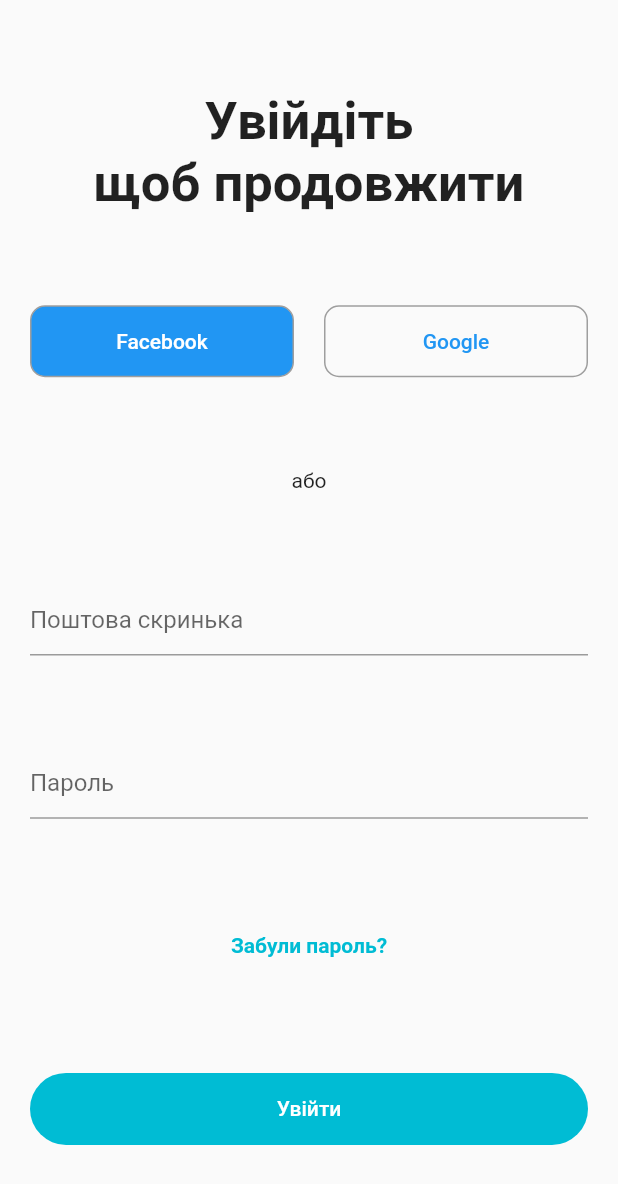
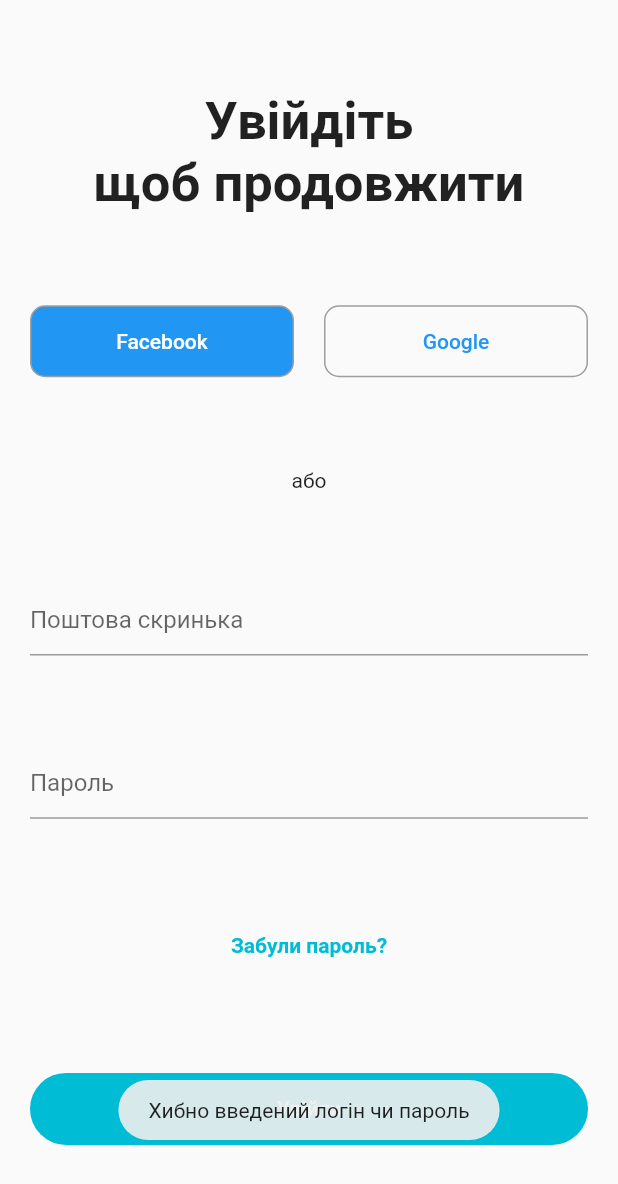
Before and after one commit to lMaxiCl/test_task_for_omisoft, a Flutter app: the screen it shows after launch, after a tap on "Увійти", on a phone screen of 412 x 824 dp. Shown: the top 1184 px of the screen. Run offline on Flutter 3.47's test engine with Material 2 defaults, Android fonts, the phone set to English and light mode, and no system bars; our stand-ins replace flutter_secure_storage, fluttertoast; accounts and stored records are empty.

Commit message:
fixed some mistakes

```diff
--- a/lib/AppData.dart
+++ /dev/null
@@ -1,58 +0,0 @@
-import 'dart:convert';
-import 'dart:io';
-
-import 'package:flutter/material.dart';
-import 'package:http/http.dart' as http;
-
-class AppData extends ChangeNotifier {
-  String tokenData;
-  String someData = 'Nothing Yet';
-  static const String _baseURL = 'http://ualegion.com:8050';
-
-  void getToken(String email, String password) async {
-    //Логика получения токена
-    const String _getTokenPath = '/api/v1/security/auth';
-    try {
-      final response = await http.post(_baseURL + _getTokenPath,
-          headers: {'content-type': 'application/json'},
-          body: json.encode({"email": email, "password": password}));
-
-      if (response.statusCode == 201) {
-        tokenData = json.decode(response.body)['token'];
-        print(tokenData);
-        getSomeData();
-      } else
-        print('Unhandled response code: ${response.statusCode} ' +
-            json.decode(response.body).toString());
-    } catch (e) {
-      print(e);
-    }
-  }
-
-  void getRidOfToken() {
-    //Вроде как зачищает токен
-    tokenData = null;
-    notifyListeners();
-  }
-
-  void getSomeData() async {
-    const String _somePath = '/api/v1/users/me';
-    try {
-      final response = await http.get(
-        _baseURL + _somePath,
-        headers: {
-          'content-type': 'application/json',
-          HttpHeaders.authorizationHeader: 'Bearer $tokenData'
-        },
-      );
-      if (response.statusCode == 200) {
-        someData = json.decode(response.body).toString();
-      } else
-        print('Unhandled response code: ${response.statusCode} ' +
-            json.decode(response.body).toString());
-    } catch (e) {
-      print(e);
-    }
-    notifyListeners();
-  }
-}
--- a/lib/Screens/LogInScreen.dart
+++ b/lib/Screens/LogInScreen.dart
@@ -3,12 +3,11 @@ import 'dart:ui';
 import 'package:flutter/material.dart';
 import 'package:fluttertoast/fluttertoast.dart';
 import 'package:provider/provider.dart';
-import 'package:test_task_for_omisoft/AppData.dart';
+import 'package:test_task_for_omisoft/ViewModel.dart';
 
 class LogInScreen extends StatelessWidget {
   static const String id = 'LOG_IN_SCREEN';
-  final TextEditingController _emailController = TextEditingController();
-  final TextEditingController _passwordController = TextEditingController();
+
   @override
   Widget build(BuildContext context) {
     return SafeArea(
@@ -74,7 +73,7 @@ class LogInScreen extends StatelessWidget {
               child: TextField(
                 decoration: InputDecoration(hintText: 'Поштова скринька'),
                 keyboardType: TextInputType.emailAddress,
-                controller: _emailController,
+                controller: Provider.of<ViewModel>(context).emailController,
               ),
             ),
             Padding(
@@ -83,11 +82,13 @@ class LogInScreen extends StatelessWidget {
                 decoration: InputDecoration(hintText: 'Пароль'),
                 keyboardType: TextInputType.text,
                 obscureText: true,
-                controller: _passwordController,
+                controller: Provider.of<ViewModel>(context).passwordController,
               ),
             ),
             TextButton(
-              onPressed: () => Fluttertoast.showToast(msg: 'Правда забули?'),
+              onPressed: () {
+                Fluttertoast.showToast(msg: 'Правда забули?');
+              },
               child: Text(
                 'Забули пароль?',
                 style:
@@ -107,10 +108,7 @@ class LogInScreen extends StatelessWidget {
                     ),
                     child: TextButton(
                       onPressed: () {
-                        Provider.of<AppData>(context, listen: false).getToken(
-                            _emailController.text, _passwordController.text);
-                        _emailController.clear();
-                        _passwordController.clear();
+                        Provider.of<ViewModel>(context, listen: false).logIn();
                       },
                       child: Text(
                         'Увійти',
--- /dev/null
+++ b/lib/ViewModel.dart
@@ -0,0 +1,102 @@
+import 'package:flutter/material.dart';
+import 'package:flutter_secure_storage/flutter_secure_storage.dart';
+import 'package:fluttertoast/fluttertoast.dart';
+
+import 'userModel.dart';
+
+class ViewModel extends ChangeNotifier {
+  //Насколько я понял вью модель не должна хранить в себе какой либо стейт
+  //Но я всё равно храню тут стейт который напрямую влияет на отображение
+  //Вроде, это не правильно, но ничего получше придумать не смог
+  final TextEditingController emailController = TextEditingController();
+  final TextEditingController passwordController = TextEditingController();
+
+  final storage = FlutterSecureStorage();
+  bool isLoading = false;
+  User currentUser;
+
+  //Calls once when app starts
+  void tryToLogInWithStorageToken() async {
+    String _token = await storage.read(key: 'token');
+    if (_token != null && currentUser == null) {
+      isLoading = true;
+      var _userData = await User.getUserData(_token);
+      switch (_userData) {
+        case 'unauthorised':
+          {
+            Fluttertoast.showToast(
+                msg: 'Токен протух, намагаюсь отримати новий');
+            //Наверное, тут бы хорошо смотрелась функция рефреш токин
+            break;
+          }
+        case 'unknown':
+          {
+            Fluttertoast.showToast(
+                msg: 'Невідома помилка при переаутентифікації');
+            break;
+          }
+        default:
+          {
+            //Создаю нового локального юзера если всё норм с токеном
+            Fluttertoast.showToast(msg: 'Автоматично переаутентифіковано');
+            currentUser = User.login(_token, _userData);
+          }
+      }
+      isLoading = false;
+      notifyListeners();
+    }
+  }
+
+  //Logs user in with email and password
+  void logIn() async {
+    isLoading = true;
+    String _token = await User.getTokenViaEmailAndPassword(
+      emailController.text.trim(),
+      passwordController.text.trim(),
+    );
+    //Обрабатываю ошибки и вовзвращаю локального юзера если всё норм
+    switch (_token) {
+      case 'validation_error':
+        {
+          Fluttertoast.showToast(
+            msg: 'Хибно введений логін чи пароль',
+          );
+          break;
+        }
+      case 'wrong_email_or_password':
+        {
+          Fluttertoast.showToast(
+            msg:
+                'Данний користувач не зареєстрований на платформі, або пароль не вірний',
+          );
+          break;
+        }
+      case 'unhandled_error':
+        {
+          Fluttertoast.showToast(
+            msg: 'Виникла помилка на сервері, спробуйте через деякий час',
+          );
+          break;
+        }
+      default:
+        {
+          Map<String, dynamic> _userData = await User.getUserData(_token);
+          currentUser = User.login(_token, _userData);
+          await storage.write(key: 'token', value: currentUser.tokenData);
+          emailController.clear();
+          passwordController.clear();
+          isLoading = false;
+          notifyListeners();
+        }
+    }
+  }
+
+  //Deletes user
+  void getRidOfUser() async {
+    isLoading = true;
+    currentUser = null;
+    await storage.delete(key: 'token');
+    isLoading = false;
+    notifyListeners();
+  }
+}
--- /dev/null
+++ b/lib/constants.dart
@@ -0,0 +1,3 @@
+const String baseURL = 'http://ualegion.com:8050';
+const String getTokenURL = '/api/v1/security/auth';
+const String getUserInfoURL = '/api/v1/users/me';
--- a/lib/main.dart
+++ b/lib/main.dart
@@ -3,19 +3,17 @@ import 'package:provider/provider.dart';
 import 'package:test_task_for_omisoft/Screens/LogInScreen.dart';
 import 'package:test_task_for_omisoft/Screens/MainScreen.dart';
 
-import 'AppData.dart';
+import 'ViewModel.dart';
 
 void main() {
   runApp(MainApp());
 }
 
 class MainApp extends StatelessWidget {
-  final AppData _data = AppData();
-
   @override
   Widget build(BuildContext context) {
-    return ChangeNotifierProvider<AppData>(
-      create: (context) => _data,
+    return ChangeNotifierProvider<ViewModel>(
+      create: (context) => ViewModel(),
       child: MaterialApp(
         title: 'Test task for OmiSoft',
         theme: ThemeData(
@@ -31,8 +29,21 @@ class MainApp extends StatelessWidget {
 class Root extends StatelessWidget {
   @override
   Widget build(BuildContext context) {
-    return Provider.of<AppData>(context).tokenData == null
-        ? LogInScreen()
-        : MainAppScreen();
+    //Эта штука должна вызываться только 1 раз, но я не уверен, что она так работает
+    Provider.of<ViewModel>(context).tryToLogInWithStorageToken();
+    //
+    if (Provider.of<ViewModel>(context).isLoading) {
+      return Scaffold(
+        body: Center(
+          child: CircularProgressIndicator(),
+        ),
+      );
+    }
+    //Проверяет юзера и выбирает что рендерить
+    if (Provider.of<ViewModel>(context).currentUser != null) {
+      return MainAppScreen();
+    } else {
+      return LogInScreen();
+    }
   }
 }
--- /dev/null
+++ b/lib/userModel.dart
@@ -0,0 +1,111 @@
+import 'dart:convert';
+import 'dart:io';
+
+import 'package:http/http.dart' as http;
+
+import 'constants.dart';
+
+class User {
+  Map<String, dynamic> someData = {};
+  String tokenData;
+  int id;
+  String email;
+  String firstName;
+  String lastName;
+  String role;
+  String photoURL;
+
+  User(
+      {this.tokenData,
+      this.id,
+      this.email,
+      this.firstName,
+      this.lastName,
+      this.role,
+      this.photoURL});
+
+  //Конструктор позволяющий передать в него полученый json
+  factory User.login(String token, Map<String, dynamic> info) {
+    return User(
+      tokenData: token,
+      id: info['id'],
+      email: info['email'],
+      firstName: info['first_name'],
+      lastName: info['last_name'],
+      role: info['role'],
+      photoURL: info['photo_url'],
+    );
+  }
+
+  static Future<String> getTokenFromStorage(storage) async {
+    String _oldToken = await storage.read(key: 'token');
+    if (_oldToken != null) {
+      return _oldToken;
+    } else {
+      return null;
+    }
+  }
+
+  static dynamic getUserData(String token) async {
+    final _response = await http.get(
+      baseURL + getUserInfoURL,
+      headers: {
+        'content-type': 'application/json',
+        HttpHeaders.authorizationHeader: 'Bearer $token'
+      },
+    );
+    switch (_response.statusCode) {
+      case 401:
+        {
+          return 'unauthorised';
+        }
+      case 200:
+        {
+          return jsonDecode(_response.body);
+        }
+      default:
+        {
+          return 'unknown';
+        }
+    }
+  }
+
+  static String checkEmailAndPassword(String email, String password) {
+    RegExp _emailValidator = RegExp(r"^[\w-\.]+@([\w-]+\.)+[\w-]{2,4}$");
+    RegExp _passwordValidator =
+        RegExp(r"(?=.*[0-9])(?=.*[a-z])[0-9a-zA-Z]{6,}");
+    if (_emailValidator.hasMatch(email) &&
+        _passwordValidator.hasMatch(password)) {
+      return 'success';
+    } else
+      return 'fail';
+  }
+
+  static Future<String> getTokenViaEmailAndPassword(
+      String email, String password) async {
+    //Логика получения токена
+    switch (checkEmailAndPassword(email, password)) {
+      case 'success':
+        final _response = await http.post(baseURL + getTokenURL,
+            headers: {'content-type': 'application/json'},
+            body: json.encode({"email": email, "password": password}));
+        switch (_response.statusCode) {
+          case 201:
+            {
+              return json.decode(_response.body)['token'];
+            }
+          case 400:
+            {
+              return 'wrong_email_or_password';
+            }
+          default:
+            {
+              return 'unhandled_error';
+            }
+        }
+        break;
+      case 'fail':
+        return 'validation_error';
+    }
+  }
+}
--- a/pubspec.yaml
+++ b/pubspec.yaml
@@ -21,6 +21,7 @@ environment:
   sdk: ">=2.7.0 <3.0.0"
 
 dependencies:
+  flutter_secure_storage: ^3.3.5
   fluttertoast: ^7.1.6
   http: ^0.12.2
   provider: ^4.3.3
```
Also changed, not shown: lib/Screens/MainScreen.dart (+15 -7 lines), pubspec.lock.
